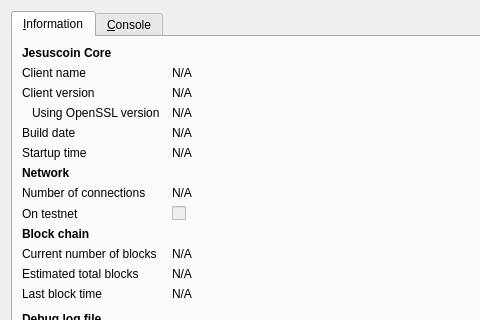
First picture: the form in src/qt/forms/rpcconsole.ui, repository Beggarcoin/beggarcoin, before the edit; both pictures show x 0 to 480 and y 0 to 320 of the 740 by 450 pixel window.
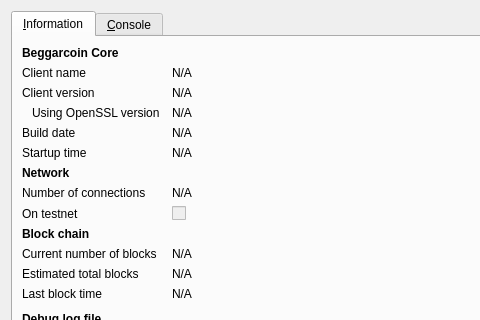
Second picture: the form after the edit. Icons and pictures are not drawn.

What changed in the file:
```diff
--- a/src/qt/forms/rpcconsole.ui
+++ b/src/qt/forms/rpcconsole.ui
@@ -36,7 +36,7 @@
           </font>
          </property>
          <property name="text">
-          <string>Jesuscoin Core</string>
+          <string>Beggarcoin Core</string>
          </property>
         </widget>
        </item>
```
Left out of the diff: 6 changed lines with no effect on the pictures.
